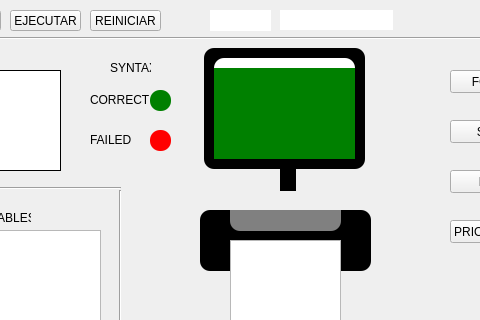
First picture: the form in interface.ui, repository stfrancoc/Chmaquina, before the edit; both pictures show x 320 to 800 and y 0 to 320 of the 909 by 522 pixel window.
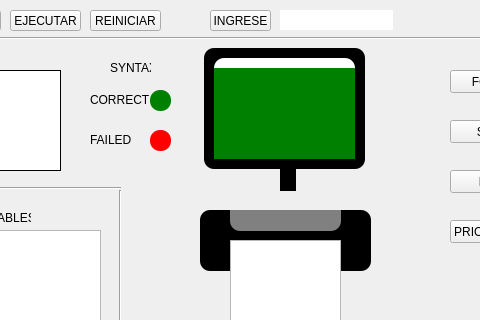
Second picture: the form after the edit.

Commit message: add 3 ejecut-methods 'fcfs','sjf','prioridad' and adjust new input for 'prioridad' on the future 'roundRobin'

```diff
--- a/interface.ui
+++ b/interface.ui
@@ -612,9 +612,7 @@
      </rect>
     </property>
     <property name="styleSheet">
-     <string notr="true">color:white;
-background:white;
-border:white;</string>
+     <string notr="true"/>
     </property>
     <property name="text">
      <string>INGRESE</string>
```
The commit also changes 1 other file.
